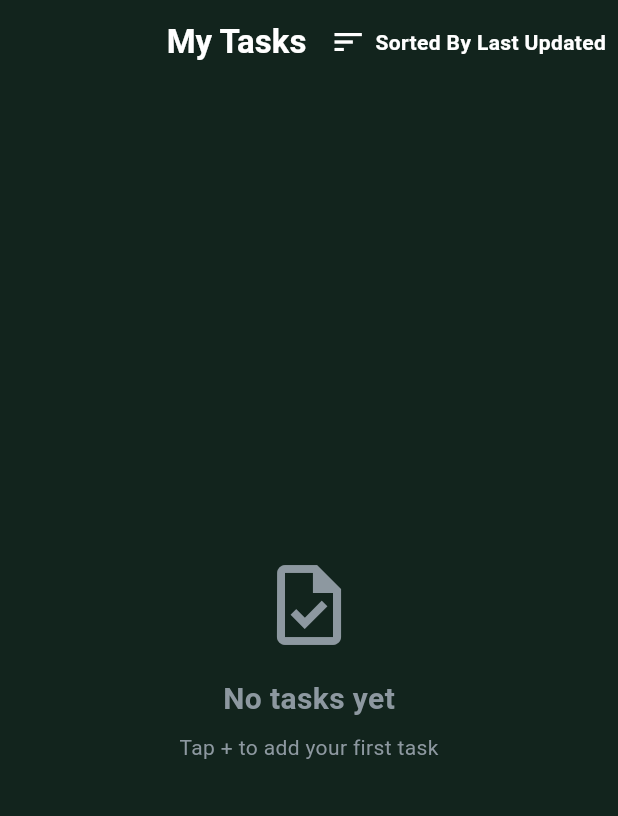
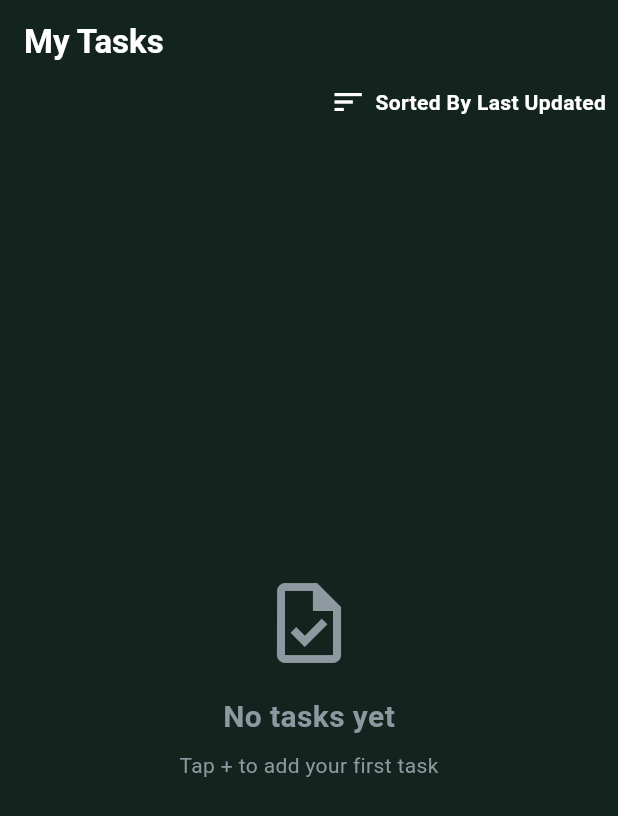
Before and after one commit to IzenAbbas/auto_routine, a Flutter app: the _HomeBody screen opened directly with empty values, on a phone screen of 412 x 824 dp. Shown: the top 816 px of the screen. Run offline on Flutter 3.47's test engine with Material 3 defaults, Android fonts, the phone set to English and light mode, and no system bars; our stand-ins replace cloud_firestore, firebase_auth, firebase_core, font_awesome_flutter; accounts and stored records are empty.

Commit message:
Enhance task selection UI with improved selection logic and sorting options

```diff
--- a/lib/home.dart
+++ b/lib/home.dart
@@ -85,12 +85,14 @@ class _HomeBody extends StatefulWidget {
 
 class _HomeBodyState extends State<_HomeBody> {
   final Set<String> _selectedIds = {};
+  bool _selectionMode = false;
   SortOption _sortBy = SortOption.lastUpdated;
 
-  bool get _isSelecting => _selectedIds.isNotEmpty;
+  bool get _isSelecting => _selectionMode;
 
   void _toggleSelection(String id) {
     setState(() {
+      if (!_selectionMode) _selectionMode = true;
       if (_selectedIds.contains(id)) {
         _selectedIds.remove(id);
       } else {
@@ -106,6 +108,13 @@ class _HomeBodyState extends State<_HomeBody> {
   }
 
   void _clearSelection() {
+    setState(() {
+      _selectedIds.clear();
+      _selectionMode = false;
+    });
+  }
+
+  void _deselectAll() {
     setState(() => _selectedIds.clear());
   }
 
@@ -215,18 +224,27 @@ class _HomeBodyState extends State<_HomeBody> {
             color: widget.isLight ? primaryText[0] : primaryText[1],
           ),
         ),
-        centerTitle: !_isSelecting,
-        actions: _isSelecting
-            ? [
+      ),
+      body: Column(
+        crossAxisAlignment: CrossAxisAlignment.end,
+        children: [
+          if (_isSelecting)
+            Row(
+              mainAxisAlignment: MainAxisAlignment.end,
+              children: [
                 ElevatedButton.icon(
                   label: Text(
-                    'Select All',
+                    _selectedIds.length == _currentTasks.length
+                        ? 'Deselect All'
+                        : 'Select All',
                     style: TextStyle(
                       color: widget.isLight ? primaryText[0] : primaryText[1],
                     ),
                   ),
                   icon: Icon(
-                    Icons.select_all,
+                    _selectedIds.length == _currentTasks.length
+                        ? Icons.deselect
+                        : Icons.select_all,
                     color: widget.isLight ? primaryText[0] : primaryText[1],
                   ),
                   style: ElevatedButton.styleFrom(
@@ -234,15 +252,22 @@ class _HomeBodyState extends State<_HomeBody> {
                         ? appBackground[0]
                         : appBackground[1],
                   ),
-                  onPressed: () => _selectAll(_currentTasks),
+                  onPressed: () {
+                    if (_selectedIds.length == _currentTasks.length) {
+                      _deselectAll();
+                    } else {
+                      _selectAll(_currentTasks);
+                    }
+                  },
                 ),
                 IconButton(
                   icon: const Icon(Icons.delete, color: Colors.redAccent),
                   onPressed: _deleteSelected,
                   tooltip: 'Delete selected',
                 ),
-              ]
-            : [
+              ],
+            ),
+          if (!_isSelecting)
             PopupMenuButton<SortOption>(
               tooltip: 'Sort by',
               color: widget.isLight ? appBackground[0] : appBackground[1],
@@ -255,11 +280,7 @@ class _HomeBodyState extends State<_HomeBody> {
                   child: Row(
                     children: [
                       if (_sortBy == option)
-                            const Icon(
-                              Icons.check,
-                              color: primaryAccent,
-                              size: 18,
-                            )
+                        const Icon(Icons.check, color: primaryAccent, size: 18)
                       else
                         const SizedBox(width: 18),
                       const SizedBox(width: 8),
@@ -291,18 +312,15 @@ class _HomeBodyState extends State<_HomeBody> {
                     style: TextStyle(
                       fontSize: 14,
                       fontWeight: FontWeight.w600,
-                          color: widget.isLight
-                              ? primaryText[0]
-                              : primaryText[1],
+                      color: widget.isLight ? primaryText[0] : primaryText[1],
                     ),
                   ),
                   const SizedBox(width: 8),
                 ],
               ),
             ),
-              ],
-      ),
-      body: StreamBuilder<QuerySnapshot>(
+          Expanded(
+            child: StreamBuilder<QuerySnapshot>(
               stream: FirebaseFirestore.instance
                   .collection('users')
                   .doc(user.uid)
@@ -321,7 +339,9 @@ class _HomeBodyState extends State<_HomeBody> {
                     child: Text(
                       'Something went wrong',
                       style: TextStyle(
-                  color: widget.isLight ? secondaryText[0] : secondaryText[1],
+                        color: widget.isLight
+                            ? secondaryText[0]
+                            : secondaryText[1],
                       ),
                     ),
                   );
@@ -337,7 +357,9 @@ class _HomeBodyState extends State<_HomeBody> {
                         Icon(
                           Icons.task_outlined,
                           size: 64,
-                    color: widget.isLight ? secondaryText[0] : secondaryText[1],
+                          color: widget.isLight
+                              ? secondaryText[0]
+                              : secondaryText[1],
                         ),
                         const SizedBox(height: 16),
                         Text(
@@ -365,12 +387,17 @@ class _HomeBodyState extends State<_HomeBody> {
                   );
                 }
 
-          final tasks = docs.map((doc) => Task.fromFirestore(doc)).toList();
+                final tasks = docs
+                    .map((doc) => Task.fromFirestore(doc))
+                    .toList();
                 _sortTasks(tasks);
                 _currentTasks = tasks;
 
                 return ListView.builder(
-            padding: const EdgeInsets.symmetric(horizontal: 16, vertical: 8),
+                  padding: const EdgeInsets.symmetric(
+                    horizontal: 16,
+                    vertical: 8,
+                  ),
                   itemCount: tasks.length,
                   itemBuilder: (context, index) {
                     final task = tasks[index];
@@ -380,11 +407,16 @@ class _HomeBodyState extends State<_HomeBody> {
                       isSelected: _selectedIds.contains(task.id),
                       isSelecting: _isSelecting,
                       onLongPress: () => _toggleSelection(task.id),
-                onTap: _isSelecting ? () => _toggleSelection(task.id) : null,
+                      onTap: _isSelecting
+                          ? () => _toggleSelection(task.id)
+                          : null,
                     );
                   },
                 );
               },
+            ),
+          ),
+        ],
       ),
     );
   }
```
Lines whose indentation alone changed are shown as unchanged.
